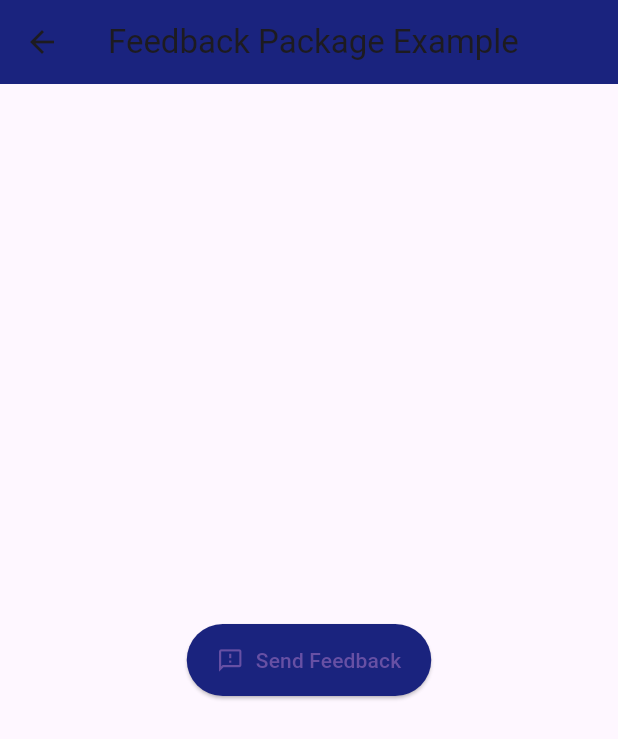
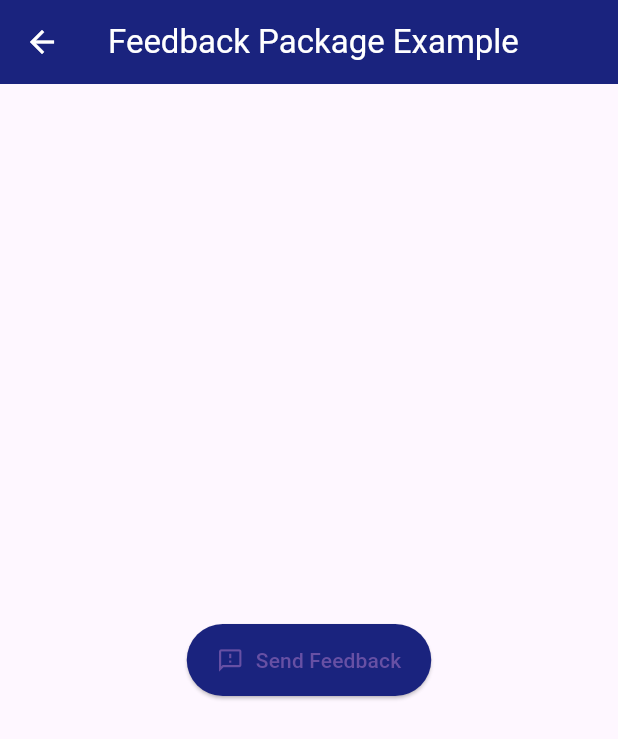
Before and after one commit to Shehryar-dev/useful_packages, a Flutter app: the FeedbackExampleScreen screen opened directly, on a phone screen of 412 x 824 dp. Shown: the top 739 px of the screen. Run offline on Flutter 3.47's test engine with Material 3 defaults, Android fonts, the phone set to English and light mode, and no system bars; our stand-ins replace device_preview, flutter_rating_bar, fluttertoast, shimmer, video_player; missing offline and left inert: feedback.

Commit message:
Code Update

```diff
--- a/lib/packages/2_video_player/video_player.dart
+++ b/lib/packages/2_video_player/video_player.dart
@@ -41,6 +41,7 @@ class _VideoPlayerExampleState extends State<VideoPlayerExample> {
       appBar: AppBar(
         title:  Text('🎬 Video Player Example',style: Theme.of(context).textTheme.titleMedium!.apply(color: Colors.white),),
         backgroundColor: Colors.indigo.shade900,
+        iconTheme: IconThemeData(color: Colors.white),
       ),
       body: Center(
         child: _controller.value.isInitialized
--- a/lib/packages/3_feedback_package/3_feedback_pack.dart
+++ b/lib/packages/3_feedback_package/3_feedback_pack.dart
@@ -15,7 +15,8 @@ class FeedbackExampleScreen extends StatelessWidget {
       child: Builder(
         builder: (context) => Scaffold(
           appBar: AppBar(
-            title: const Text('Feedback Package Example'),
+            iconTheme: IconThemeData(color: Colors.white),
+            title: const Text('Feedback Package Example',style: TextStyle(color: Colors.white),),
             backgroundColor: Colors.indigo.shade900,
           ),
           body: Center(
--- a/lib/packages/4_shimmer_package/shimmer_effect.dart
+++ b/lib/packages/4_shimmer_package/shimmer_effect.dart
@@ -11,6 +11,7 @@ class ShimmerExample extends StatelessWidget {
       appBar: AppBar(
         title: const Text('Shimmer Loading Example', style: TextStyle(color: Colors.white),),
         backgroundColor: Colors.indigo.shade900,
+        iconTheme: IconThemeData(color: Colors.white),
         centerTitle: true,
       ),
       body: ListView.builder(
--- a/lib/packages/5_flutter_rating_bar/flutter_rating_bar.dart
+++ b/lib/packages/5_flutter_rating_bar/flutter_rating_bar.dart
@@ -16,8 +16,9 @@ class _RatingBarExampleState extends State<RatingBarExample> {
   Widget build(BuildContext context) {
     return Scaffold(
       appBar: AppBar(
-        title: const Text('Rating Bar Example'),
+        title: const Text('Rating Bar Example', style: TextStyle(color: Colors.white),),
         centerTitle: true,
+        iconTheme: IconThemeData(color: Colors.white),
         backgroundColor: Colors.indigo.shade900,
       ),
       body: Center(
```
